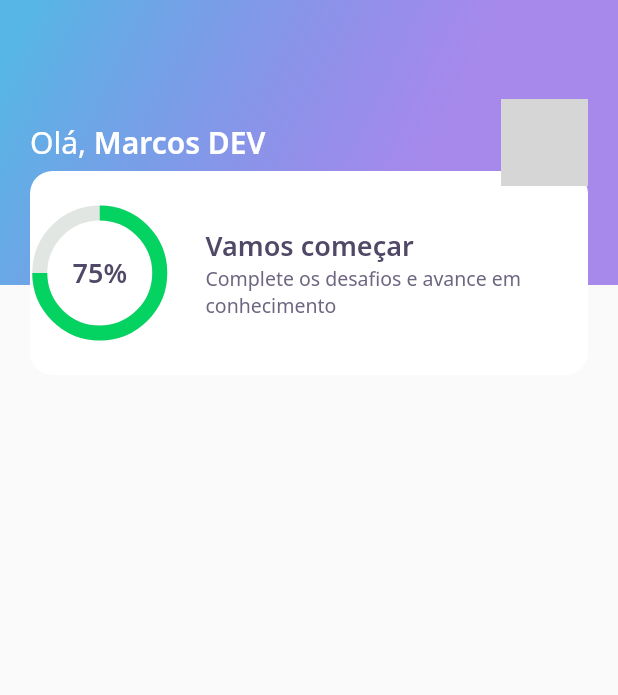
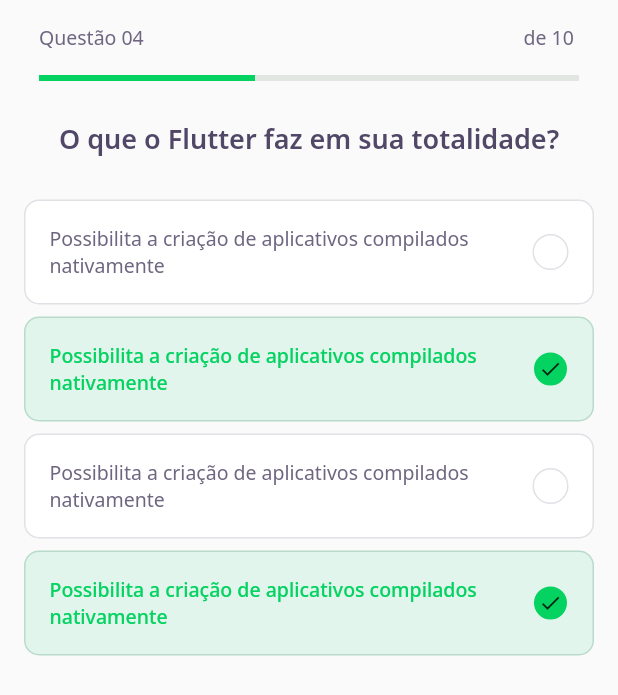
Before and after one commit to marquinmpfs/nlw-flutter, a Flutter app: the screen it shows after launch, on a phone screen of 412 x 824 dp. Shown: the top 695 px of the screen. Run offline on Flutter 3.47's test engine with Material 2 defaults, Android fonts, the phone set to English and light mode, and no system bars; our stand-ins replace google_fonts; grey boxes are pictures that could not be loaded.

Commit message:
Commit aula 2

```diff
--- /dev/null
+++ b/lib/challenge/challenge_page.dart
@@ -0,0 +1,25 @@
+import 'package:DevQuiz/challenge/widgets/question_indicator/question_indicator_widget.dart';
+import 'package:DevQuiz/challenge/widgets/quiz/quiz_widget.dart';
+import 'package:flutter/material.dart';
+
+class ChallengePage extends StatefulWidget {
+  ChallengePage({Key? key}) : super(key: key);
+
+  @override
+  _ChallengePageState createState() => _ChallengePageState();
+}
+
+class _ChallengePageState extends State<ChallengePage> {
+  @override
+  Widget build(BuildContext context) {
+    return Container(
+       child: Scaffold(
+         appBar: PreferredSize(
+           preferredSize: Size.fromHeight(60),
+           child: SafeArea(top: true, child: QuestionIndicatorWidget()),
+          ),
+          body: QuizWidget(title: 'O que o Flutter faz em sua totalidade?',),
+       ),
+    );
+  }
+}
--- /dev/null
+++ b/lib/challenge/widgets/awnser/awnser_widget.dart
@@ -0,0 +1,82 @@
+import 'package:DevQuiz/core/core.dart';
+import 'package:flutter/material.dart';
+
+class AwnserWidget extends StatelessWidget {
+  final String title;
+  final bool isRight;
+  final bool isSelected;
+
+  const AwnserWidget(
+      {Key? key,
+      required this.title,
+      this.isRight = false,
+      this.isSelected = false})
+      : super(key: key);
+
+  Color get _selectedColorRight => isSelected
+      ? isRight
+          ? AppColors.darkGreen
+          : AppColors.darkRed
+      : AppColors.white;
+
+  Color get _selectedBorderRight => isSelected
+    ? isRight
+      ? AppColors.lightGreen
+      : AppColors.lightRed
+    : AppColors.border;
+
+  Color get _selectedColorCardRight => isSelected
+    ? isRight
+      ? AppColors.lightGreen
+      : AppColors.lightRed
+    : AppColors.white;
+
+  Color get _selectedBorderCardRight => isSelected
+    ? isRight
+      ? AppColors.green
+      : AppColors.red
+    : AppColors.border;
+
+  TextStyle get _selectedTextStyleRight =>  isSelected
+    ? isRight
+      ? AppTextStyles.bodyDarkGreen
+      : AppTextStyles.bodyDarkRed
+      : AppTextStyles.body;
+
+  IconData get _selectedIconRight => isRight ? Icons.check : Icons.close;
+
+  @override
+  Widget build(BuildContext context) {
+    return Padding(
+      padding: EdgeInsets.symmetric(horizontal: 16, vertical: 4),
+      child: Container(
+        padding: EdgeInsets.all(16),
+        decoration: BoxDecoration(
+          color: _selectedColorCardRight,
+          borderRadius: BorderRadius.circular(10),
+          border: Border.fromBorderSide(
+            BorderSide(
+              color:_selectedBorderCardRight
+            )
+          )
+        ),
+        child:
+            Row(mainAxisAlignment: MainAxisAlignment.spaceBetween, children: [
+          Expanded(child: Text(title, style: _selectedTextStyleRight)),
+          Container(
+            width: 24,
+            height: 24,
+            decoration: BoxDecoration(
+                color: _selectedColorRight,
+                borderRadius: BorderRadius.circular(500),
+                border: Border.fromBorderSide(
+                  BorderSide(color: _selectedBorderRight)
+                )
+            ),
+            child: isSelected ? Icon(_selectedIconRight, size: 16) : null,
+          )
+        ]),
+      ),
+    );
+  }
+}
--- /dev/null
+++ b/lib/challenge/widgets/question_indicator/question_indicator_widget.dart
@@ -0,0 +1,28 @@
+import 'package:DevQuiz/core/core.dart';
+import 'package:DevQuiz/shared/widgets/progress_indicator/progress_indicator_widget.dart';
+import 'package:flutter/material.dart';
+
+class QuestionIndicatorWidget extends StatelessWidget {
+  const QuestionIndicatorWidget({Key? key}) : super(key: key);
+
+  @override
+  Widget build(BuildContext context) {
+    return Container(
+      padding: const EdgeInsets.symmetric(horizontal: 26),
+      child: Column(
+        children: [
+          SizedBox(height: 16),
+          Row(
+            mainAxisAlignment: MainAxisAlignment.spaceBetween,
+            children: [
+              Text("Questão 04 ", style: AppTextStyles.body),
+              Text("de 10 ", style: AppTextStyles.body),
+            ],
+          ),
+          SizedBox(height: 16),
+          ProgressIndicatorWidget(value: 0.4)
+        ],
+      ),
+    );
+  }
+}
--- /dev/null
+++ b/lib/challenge/widgets/quiz/quiz_widget.dart
@@ -0,0 +1,46 @@
+import 'package:DevQuiz/challenge/widgets/awnser/awnser_widget.dart';
+import 'package:DevQuiz/core/core.dart';
+import 'package:flutter/material.dart';
+
+class QuizWidget extends StatelessWidget {
+  final String title;
+  const QuizWidget({Key? key, required this.title}) : super(key: key);
+
+  @override
+  Widget build(BuildContext context) {
+    return Container(
+      child: Padding(
+        padding: const EdgeInsets.only(top: 20),
+        child: Column(
+          children: [
+            Text(
+              title,
+              style: AppTextStyles.heading,
+            ),
+            SizedBox(height: 24),
+            AwnserWidget(
+              title: 'Possibilita a criação de aplicativos compilados nativamente',
+              isRight: false,
+              isSelected: false
+            ),
+            AwnserWidget(
+              title: 'Possibilita a criação de aplicativos compilados nativamente',
+              isRight: true,
+              isSelected: true
+            ),
+            AwnserWidget(
+              title: 'Possibilita a criação de aplicativos compilados nativamente',
+              isRight: true,
+              isSelected: false
+            ),
+            AwnserWidget(
+              title: 'Possibilita a criação de aplicativos compilados nativamente',
+              isRight: true,
+              isSelected: true
+            ),
+          ]
+        ),
+      ),
+    );
+  }
+}
--- a/lib/core/app_widget.dart
+++ b/lib/core/app_widget.dart
@@ -1,3 +1,4 @@
+import 'package:DevQuiz/challenge/challenge_page.dart';
 import 'package:DevQuiz/home/home_page.dart';
 import 'package:flutter/material.dart';
 
@@ -6,7 +7,7 @@ class AppWidget extends StatelessWidget {
   Widget build(BuildContext context) {
     return MaterialApp(
       title: "DevQuiz",
-      home: HomePage(),
+      home: ChallengePage(),
     );
   }
 }
--- a/lib/home/widgets/score_card/score_card_widget.dart
+++ b/lib/home/widgets/score_card/score_card_widget.dart
@@ -15,6 +15,8 @@ class ScoreCardWidget extends StatelessWidget {
           color: AppColors.white,
           borderRadius: BorderRadius.circular(15)
         ),
+        child: Padding(
+          padding: const EdgeInsets.symmetric(horizontal: 24),
           child: Row(
             crossAxisAlignment: CrossAxisAlignment.center,
             children: [
@@ -39,6 +41,7 @@ class ScoreCardWidget extends StatelessWidget {
             ],
           ),
         ),
+      ),
     );
   }
 }
--- /dev/null
+++ b/lib/shared/widgets/progress_indicator/progress_indicator_widget.dart
@@ -0,0 +1,16 @@
+import 'package:DevQuiz/core/core.dart';
+import 'package:flutter/material.dart';
+
+class ProgressIndicatorWidget extends StatelessWidget {
+  final double value;
+  const ProgressIndicatorWidget({Key? key, required this.value}) : super(key: key);
+
+  @override
+  Widget build(BuildContext context) {
+    return LinearProgressIndicator(
+      value: value,
+      backgroundColor: AppColors.chartSecondary,
+      valueColor: AlwaysStoppedAnimation<Color>(AppColors.chartPrimary),
+    );
+  }
+}
```
Also changed, not shown: lib/home/home_page.dart (+33 -2 lines), lib/home/widgets/level_button/level_button_widget.dart (added, +55 -0 lines), lib/home/widgets/quiz_card/quiz_card_widget.dart (added, +42 -0 lines). Lines whose indentation alone changed are shown as unchanged.
